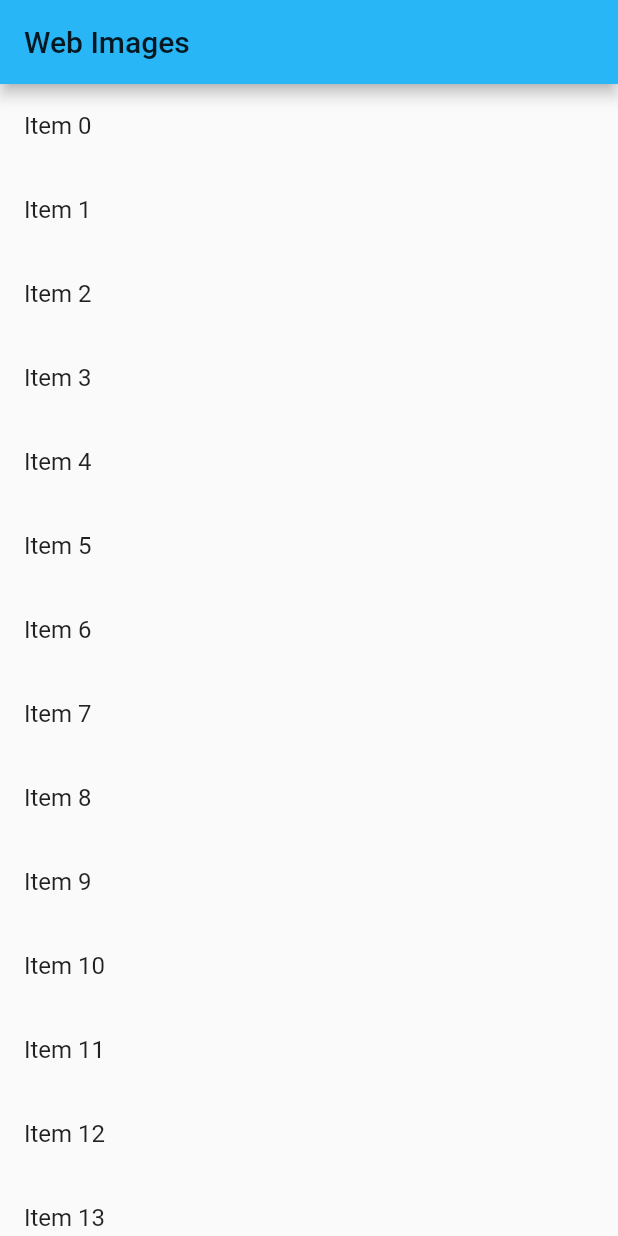
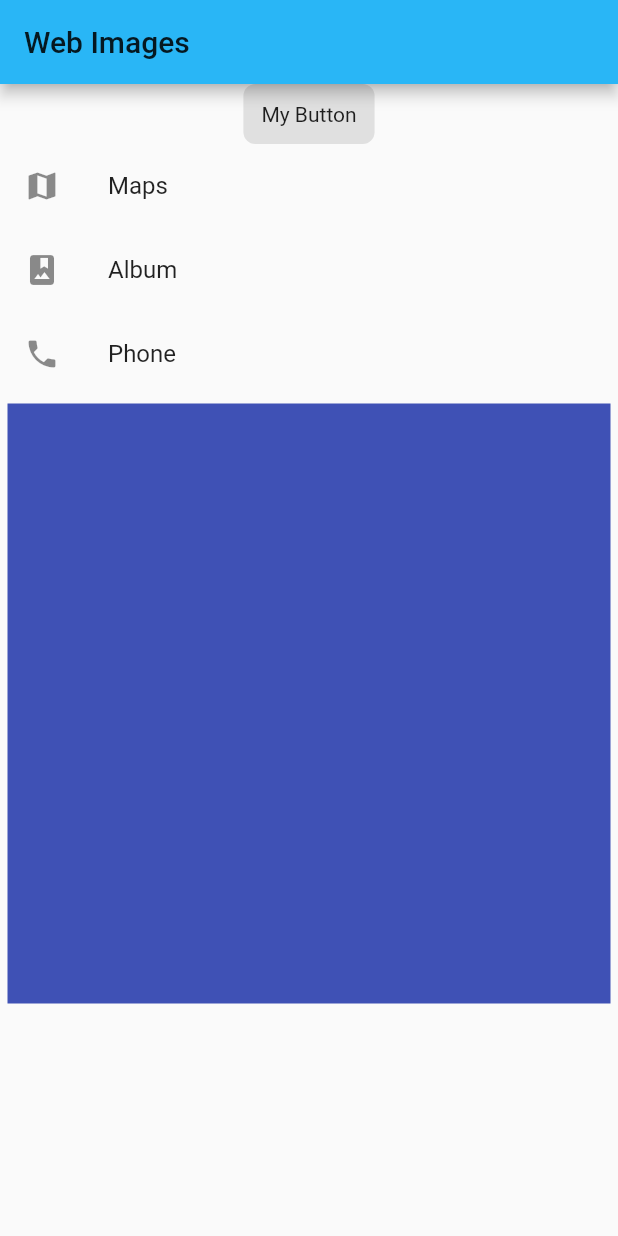
Before and after one commit to pepix/Flutter-Cookbook, a Flutter app: the screen it shows after launch, on a phone screen of 412 x 824 dp. Run offline on Flutter 3.47's test engine with Material 2 defaults, Android fonts, the phone set to English and light mode, and no system bars; our stand-ins replace cached_network_image.

Commit message:
Handling Taps

```diff
--- a/lib/main.dart
+++ b/lib/main.dart
@@ -1,10 +1,13 @@
+import 'package:flutter/foundation.dart';
 import 'package:flutter/material.dart';
 import 'package:cached_network_image/cached_network_image.dart';
 
-void main() => runApp(new MyApp());
+void main() {
+  runApp(new MyApp());
+}
 
 class MyApp extends StatelessWidget {
-  final List<String> items = new List<String>.generate(100, (i) => "Item ${i}");
+
 
   @override
   Widget build(BuildContext context) {
@@ -21,17 +24,13 @@ class MyApp extends StatelessWidget {
         appBar: new AppBar(
           title: new Text(title),
         ),
-        body: new ListView.builder(
-            itemCount: items.length,
-            itemBuilder: (context, index){
-              return new ListTile(
-                title: new Text('${items[index]}'),
-              );
-            }
-        ),
-          /*
+        body:
+
         new ListView(
           children: <Widget>[
+            new Center(
+              child: new MyButton(),
+            ),
             new ListTile(
               leading: new Icon(Icons.map),
               title: new Text("Maps"),
@@ -86,7 +85,7 @@ class MyApp extends StatelessWidget {
             )
           ],
         )
-*/
+
 
         /*
         body: new Center(
@@ -115,3 +114,24 @@ class MyApp extends StatelessWidget {
     );
   }
 }
+
+class MyButton extends StatelessWidget {
+  @override
+  Widget build(BuildContext context) {
+    return new GestureDetector(
+      onTap: () {
+        final snackBar = new SnackBar(content: new Text("Tap!"));
+
+        Scaffold.of(context).showSnackBar(snackBar);
+      },
+      child: new Container(
+        padding: new EdgeInsets.all(12.0),
+        decoration: new BoxDecoration(
+          color: Theme.of(context).buttonColor,
+          borderRadius: new BorderRadius.circular(8.0),
+        ),
+        child: new Text("My Button"),
+      ),
+    );
+  }
+}
```
